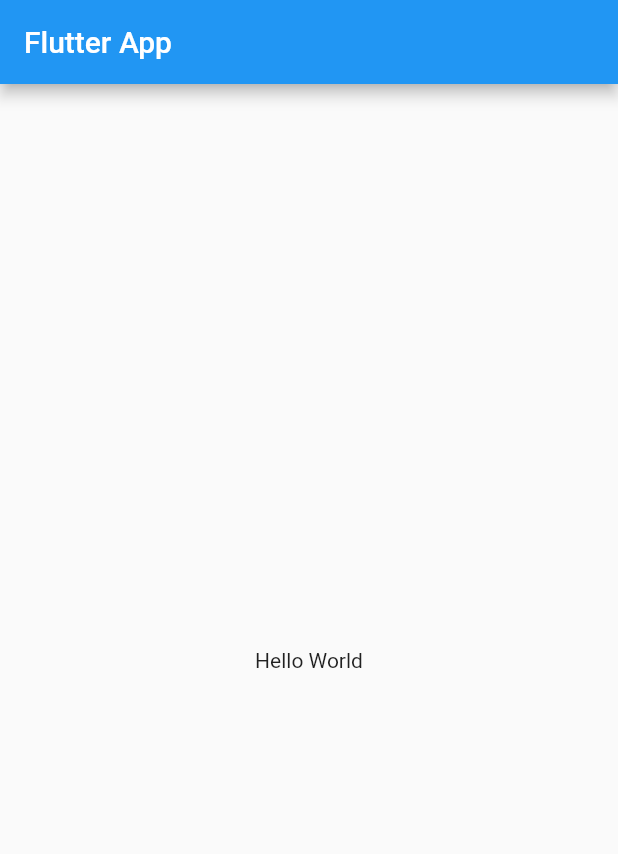
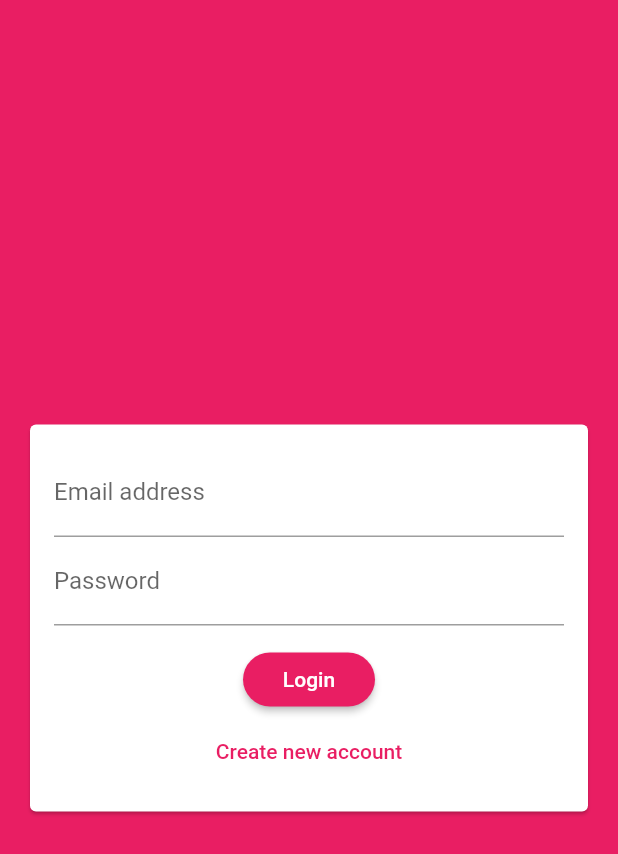
Before and after one commit to cuongdq19/flutter_complete_guide, a Flutter app: the screen it shows after launch, on a phone screen of 412 x 824 dp. Shown: the top 854 px of the screen. Run offline on Flutter 3.47's test engine with Material 2 defaults, Android fonts, the phone set to English and light mode, and no system bars; our stand-ins replace cloud_firestore, firebase_auth, firebase_core, firebase_messaging, firebase_storage, image_picker; accounts and stored records are empty.

```diff
--- a/lib/main.dart
+++ b/lib/main.dart
@@ -1,32 +1,52 @@
+import 'package:firebase_core/firebase_core.dart';
 import 'package:flutter/material.dart';
+import 'package:firebase_auth/firebase_auth.dart';
 
-void main() => runApp(MyApp());
+import './screens/auth_screen.dart';
+import './screens/chat_screen.dart';
+
+void main() {
+  WidgetsFlutterBinding.ensureInitialized();
+  runApp(MyApp());
+}
 
 class MyApp extends StatelessWidget {
+  final Future<FirebaseApp> _initialization = Firebase.initializeApp();
   @override
   Widget build(BuildContext context) {
-    return MaterialApp(
-      title: 'Flutter App',
-      home: MyHomePage(),
+    return FutureBuilder(
+      future: _initialization,
+      builder: (context, appSnapshot) {
+        return MaterialApp(
+          title: 'FlutterChat',
+          theme: ThemeData(
+            primarySwatch: Colors.pink,
+            backgroundColor: Colors.pink,
+            accentColor: Colors.deepPurple,
+            accentColorBrightness: Brightness.dark,
+            buttonTheme: ButtonTheme.of(context).copyWith(
+              buttonColor: Colors.pink,
+              textTheme: ButtonTextTheme.primary,
+              shape: RoundedRectangleBorder(
+                borderRadius: BorderRadius.circular(20),
+              ),
+            ),
+          ),
+          home: appSnapshot.connectionState == ConnectionState.waiting
+              ? Center(
+                  child: CircularProgressIndicator(),
+                )
+              : StreamBuilder<User>(
+                  stream: FirebaseAuth.instance.authStateChanges(),
+                  builder: (context, userSnapshot) {
+                    if (userSnapshot.hasData) {
+                      return ChatScreen();
+                    }
+
+                    return AuthScreen();
+                  }),
+        );
+      },
     );
   }
 }
-
-class MyHomePage extends StatefulWidget {
-  @override
-  _MyHomePageState createState() => _MyHomePageState();
-}
-
-class _MyHomePageState extends State<MyHomePage> {
-  @override
-  Widget build(BuildContext context) {
-    return Scaffold(
-      appBar: AppBar(
-        title: Text('Flutter App'),
-      ),
-      body: Center(
-        child: Text('Hello World'),
-      ),
-    );
-  }
-}
--- /dev/null
+++ b/lib/widgets/auth/auth_form.dart
@@ -0,0 +1,156 @@
+import 'dart:io';
+
+import 'package:flutter/material.dart';
+
+import '../pickers/user_image_picker.dart';
+
+class AuthForm extends StatefulWidget {
+  AuthForm(this.submitFn, this.isLoading);
+
+  final bool isLoading;
+  final void Function(
+    String email,
+    String password,
+    String username,
+    File image,
+    bool isLogin,
+    BuildContext ctx,
+  ) submitFn;
+
+  @override
+  _AuthFormState createState() => _AuthFormState();
+}
+
+class _AuthFormState extends State<AuthForm> {
+  final _formKey = GlobalKey<FormState>();
+  var _isLogin = true;
+  var _userEmail = '';
+  var _userName = '';
+  var _userPassword = '';
+  File _userImageFile;
+
+  void _pickImage(File imageFile) {
+    _userImageFile = imageFile;
+  }
+
+  void _trySubmit() {
+    final isValid = _formKey.currentState.validate();
+    FocusScope.of(context).unfocus();
+
+    if (_userImageFile == null && !_isLogin) {
+      Scaffold.of(context).showSnackBar(
+        SnackBar(
+          content: Text('Please pick an image.'),
+          backgroundColor: Theme.of(context).errorColor,
+        ),
+      );
+      return;
+    }
+
+    if (isValid) {
+      _formKey.currentState.save();
+      widget.submitFn(
+        _userEmail.trim(),
+        _userPassword.trim(),
+        _userName.trim(),
+        _userImageFile,
+        _isLogin,
+        context,
+      );
+    }
+  }
+
+  @override
+  Widget build(BuildContext context) {
+    return Center(
+      child: Card(
+        margin: const EdgeInsets.all(20),
+        child: SingleChildScrollView(
+          child: Padding(
+            padding: const EdgeInsets.all(16),
+            child: Form(
+              key: _formKey,
+              child: Column(
+                mainAxisSize: MainAxisSize.min,
+                children: [
+                  if (!_isLogin) UserImagePicker(_pickImage),
+                  TextFormField(
+                    key: ValueKey('email'),
+                    validator: (value) {
+                      if (value.isEmpty || !value.contains('@')) {
+                        return 'Please enter a valid email address.';
+                      }
+                      return null;
+                    },
+                    keyboardType: TextInputType.emailAddress,
+                    decoration: InputDecoration(
+                      labelText: 'Email address',
+                    ),
+                    onSaved: (value) {
+                      _userEmail = value;
+                    },
+                  ),
+                  if (!_isLogin)
+                    TextFormField(
+                      key: ValueKey('username'),
+                      validator: (value) {
+                        if (value.isEmpty || value.length < 4) {
+                          return 'Please enter at least 4 characters.';
+                        }
+                        return null;
+                      },
+                      decoration: InputDecoration(
+                        labelText: 'Username',
+                      ),
+                      onSaved: (value) {
+                        _userName = value;
+                      },
+                    ),
+                  TextFormField(
+                    key: ValueKey('password'),
+                    validator: (value) {
+                      if (value.isEmpty || value.length < 6) {
+                        return 'Password must be at least 7 characters long.';
+                      }
+                      return null;
+                    },
+                    obscureText: true,
+                    decoration: InputDecoration(
+                      labelText: 'Password',
+                    ),
+                    onSaved: (value) {
+                      _userPassword = value;
+                    },
+                  ),
+                  SizedBox(
+                    height: 12,
+                  ),
+                  if (widget.isLoading)
+                    CircularProgressIndicator()
+                  else
+                    RaisedButton(
+                      onPressed: _trySubmit,
+                      child: Text(_isLogin ? 'Login' : 'Signup'),
+                    ),
+                  FlatButton(
+                    textColor: Theme.of(context).primaryColor,
+                    onPressed: () {
+                      setState(() {
+                        _isLogin = !_isLogin;
+                      });
+                    },
+                    child: Text(
+                      _isLogin
+                          ? 'Create new account'
+                          : 'I already have an account',
+                    ),
+                  ),
+                ],
+              ),
+            ),
+          ),
+        ),
+      ),
+    );
+  }
+}
```
Also changed, not shown: lib/screens/auth_screen.dart (added, +90 -0 lines), lib/screens/chat_screen.dart (added, +74 -0 lines), lib/widgets/chat/message_bubble.dart (added, +81 -0 lines), lib/widgets/chat/messages.dart (added, +40 -0 lines), lib/widgets/chat/new_message.dart (added, +63 -0 lines), lib/widgets/pickers/user_image_picker.dart (added, +49 -0 lines), pubspec.yaml (+7 -3 lines), pubspec.lock, 7 other files.
